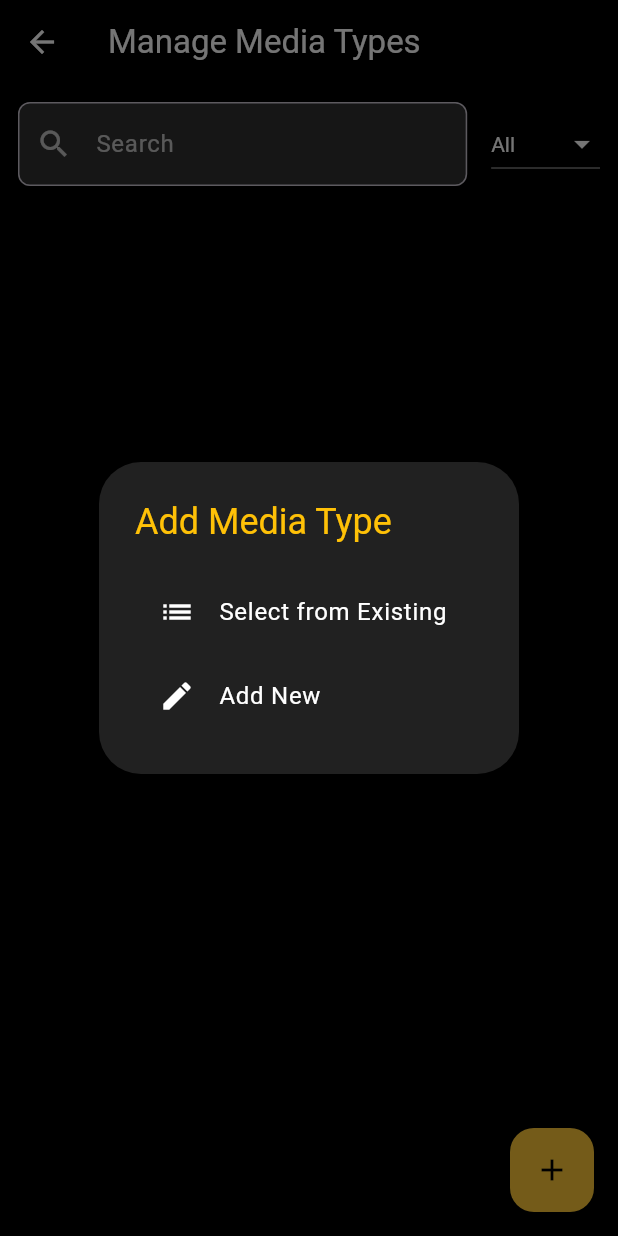
After one commit to notetechrepositories/VoiceFirstMobileApplication, a Flutter app: the ManageCompanyMediaTypePage screen opened by its route, after a tap on the "add" icon, on a phone screen of 412 x 824 dp. The commit adds this screen. Run offline on Flutter 3.47's test engine with Material 3 defaults, Android fonts, the phone set to English and light mode, and no system bars; our stand-ins replace dio, file_picker, flutter_secure_storage, google_sign_in, introduction_screen, speech_to_text; missing offline and left inert: mobile_scanner; accounts and stored records are empty; network calls fail.

Commit message:
small changes

```diff
--- /dev/null
+++ b/lib/Models/company_media_type.dart
@@ -0,0 +1,33 @@
+class CompanyMediaTypeModel {
+  final String id;
+  final String? mediaTypeId; // Can be null
+  final String companyDescription;
+  final bool status;
+
+  CompanyMediaTypeModel({
+    required this.id,
+    this.mediaTypeId,
+    required this.companyDescription,
+    required this.status,
+  });
+
+  // Factory method to convert JSON response into CompanyMediaTypeModel
+  factory CompanyMediaTypeModel.fromJson(Map<String, dynamic> json) {
+    return CompanyMediaTypeModel(
+      id: json['id'] as String,
+      mediaTypeId: json['mediaTypeId'] as String?, // Ensure this is nullable
+      companyDescription: json['companyDescription'] as String,
+      status: json['status'] as bool,
+    );
+  }
+
+  // Method to convert CompanyMediaTypeModel back to JSON for API requests
+  Map<String, dynamic> toJson() {
+    return {
+      'id': id,
+      'mediaTypeId': mediaTypeId,
+      'companyDescription': companyDescription,
+      'status': status,
+    };
+  }
+}
--- a/lib/Views/AdminSide/MediaType/add_media_type.dart
+++ b/lib/Views/AdminSide/MediaType/add_media_type.dart
@@ -26,7 +26,10 @@ class _ManageMediaTypePageState extends State<ManageMediaTypePage> {
 
   Future<void> _fetchMediaTypes() async {
     try {
-      final res = await _dio.get('http://59.94.176.2:8022/api/media-type');
+      final res = await _dio.get(
+        '/media-type',
+        options: Options(extra: {'auth': 'company'}),
+      );
       if (res.statusCode == 200) {
         final List list = res.data['data'] as List? ?? [];
         setState(() {
--- /dev/null
+++ b/lib/Views/CompanySide/MediaType/media_type.dart
@@ -0,0 +1,365 @@
+import 'package:flutter/material.dart';
+import 'package:dio/dio.dart';
+import '../../../Core/Services/api_client.dart'; // Dio singleton with interceptor
+import '../../../Models/company_media_type.dart';
+import '../../../Models/media_type.dart'; // Model for Media Type
+
+class ManageCompanyMediaTypePage extends StatefulWidget {
+  @override
+  State<ManageCompanyMediaTypePage> createState() =>
+      _ManageCompanyMediaTypePageState();
+}
+
+class _ManageCompanyMediaTypePageState
+    extends State<ManageCompanyMediaTypePage> {
+  final Dio _dio = ApiClient().dio;
+
+  List<CompanyMediaTypeModel> _companyMediaTypes = [];
+  List<MediaTypeModel> _existingMediaTypes = [];
+  List<CompanyMediaTypeModel> _filtered = [];
+  final Set<String> _selectedIds = {}; // Track selected IDs
+
+  final _searchController = TextEditingController();
+  String _statusFilter = "All"; // Filter based on status
+  final _companyDescriptionController =
+      TextEditingController(); // For description
+
+  @override
+  void initState() {
+    super.initState();
+    _fetchCompanyMediaTypes(); // Load media types for the company
+    _fetchExistingMediaTypes(); // Fetch existing media types created by the admin
+  }
+
+  // Fetch media types for the company (media types created by the company)
+  Future<void> _fetchCompanyMediaTypes() async {
+    try {
+      final res = await _dio.get(
+        '/company-media-type', // Adjusted to match the correct API path
+        options: Options(extra: {'auth': 'company'}),
+      );
+      if (res.statusCode == 200) {
+        final List list = res.data['data'] as List? ?? [];
+        debugPrint(
+          'Fetched company media types: $list',
+        ); // Add this log to inspect the response
+        setState(() {
+          _companyMediaTypes = list.map((e) {
+            return CompanyMediaTypeModel.fromJson(
+              e,
+            ); // Safe parsing with the model
+          }).toList();
+        });
+      } else {
+        debugPrint(
+          'Error: Failed to fetch media types with status code: ${res.statusCode}',
+        );
+      }
+    } on DioException catch (e) {
+      debugPrint('Error loading media types: ${e.response?.data ?? e.message}');
+    }
+  }
+
+  // Fetch existing media types (media types created by the admin)
+  Future<void> _fetchExistingMediaTypes() async {
+    try {
+      final res = await _dio.get(
+        '/media-type', // Assuming this endpoint fetches admin-created media types
+        options: Options(extra: {'auth': 'company'}),
+      );
+      if (res.statusCode == 200) {
+        final List list = res.data['data'] as List? ?? [];
+        setState(() {
+          _existingMediaTypes = list
+              .map((e) => MediaTypeModel.fromJson(e))
+              .toList();
+        });
+      }
+    } on DioException catch (e) {
+      debugPrint(
+        'Existing Media Type load error: ${e.response?.data ?? e.message}',
+      );
+    }
+  }
+
+  // Apply filters for media types
+  void _applyFilters() {
+    setState(() {
+      _filtered = _companyMediaTypes.where((item) {
+        final matchesText = item.companyDescription.toLowerCase().contains(
+          _searchController.text.toLowerCase(),
+        );
+        final matchesStatus =
+            _statusFilter == 'All' ||
+            (_statusFilter == 'Active' && item.status) ||
+            (_statusFilter == 'Inactive' && !item.status);
+        return matchesText && matchesStatus;
+      }).toList();
+    });
+  }
+
+  // Action for selecting media type
+  void _toggleSelection(String id) {
+    setState(() {
+      if (_selectedIds.contains(id)) {
+        _selectedIds.remove(id);
+      } else {
+        _selectedIds.add(id);
+      }
+    });
+  }
+
+  // Handle adding a new media type for the company
+  Future<void> _addCompanyMediaType() async {
+    if (_selectedIds.isEmpty || _companyDescriptionController.text.isEmpty) {
+      ScaffoldMessenger.of(context).showSnackBar(
+        const SnackBar(
+          content: Text("Please select a media type and add a description"),
+        ),
+      );
+      return;
+    }
+
+    try {
+      final mediaTypeId =
+          _selectedIds.first; // Assume the company selects only one media type
+      final companyDescription = _companyDescriptionController.text.trim();
+
+      // POST request to create the new media type for the company
+      final res = await _dio.post(
+        '/company-media-type',
+        data: {
+          "mediaTypeId": mediaTypeId,
+          "companyDescription": companyDescription,
+        },
+      );
+
+      if (res.statusCode == 200 && res.data['isSuccess']) {
+        // Successfully added the media type for the company
+        ScaffoldMessenger.of(context).showSnackBar(
+          const SnackBar(
+            content: Text("Media Type added successfully for the company"),
+          ),
+        );
+        await _fetchCompanyMediaTypes(); // Refresh the media types
+      } else {
+        // Failed to create the media type
+        final msg = res.data['message'] ?? 'Failed to add media type';
+        ScaffoldMessenger.of(
+          context,
+        ).showSnackBar(SnackBar(content: Text(msg)));
+      }
+    } on DioException catch (e) {
+      final msg = e.response?.data?['message'] ?? 'Failed to add media type';
+      ScaffoldMessenger.of(context).showSnackBar(SnackBar(content: Text(msg)));
+    }
+  }
+
+  // Show the dialog for choosing between adding new or selecting existing media type
+  void _showChoiceDialog(BuildContext ctx) {
+    showDialog(
+      context: ctx,
+      builder: (_) => AlertDialog(
+        backgroundColor: Colors.grey[900],
+        title: const Text(
+          'Add Media Type',
+          style: TextStyle(color: Colors.amber),
+        ),
+        content: Column(
+          mainAxisSize: MainAxisSize.min,
+          children: [
+            ListTile(
+              leading: const Icon(Icons.list, color: Colors.white),
+              title: const Text(
+                'Select from Existing',
+                style: TextStyle(color: Colors.white),
+              ),
+              onTap: () {
+                Navigator.pop(ctx);
+                _showSelectExistingDialog(ctx); // Show the existing media types
+              },
+            ),
+            ListTile(
+              leading: const Icon(Icons.create, color: Colors.white),
+              title: const Text(
+                'Add New',
+                style: TextStyle(color: Colors.white),
+              ),
+              onTap: () {
+                Navigator.pop(ctx);
+                _showAddNewDialog(
+                  ctx,
+                ); // Show the dialog to add a new media type
+              },
+            ),
+          ],
+        ),
+      ),
+    );
+  }
+
+  // Show the dialog to select an existing media type
+  void _showSelectExistingDialog(BuildContext ctx) {
+    showDialog(
+      context: ctx,
+      builder: (_) => AlertDialog(
+        backgroundColor: Colors.grey[900],
+        title: const Text(
+          'Select Media Type',
+          style: TextStyle(color: Colors.amber),
+        ),
+        content: SingleChildScrollView(
+          child: Column(
+            children: _existingMediaTypes
+                .map(
+                  (e) => ListTile(
+                    title: Text(
+                      e.description,
+                      style: const TextStyle(color: Colors.white),
+                    ),
+                    onTap: () {
+                      setState(() {
+                        _selectedIds.add(e.id);
+                      });
+                      Navigator.pop(ctx);
+                    },
+                  ),
+                )
+                .toList(),
+          ),
+        ),
+      ),
+    );
+  }
+
+  // Show the dialog to add a new media type
+  void _showAddNewDialog(BuildContext ctx) {
+    showDialog(
+      context: ctx,
+      builder: (_) => AlertDialog(
+        backgroundColor: Colors.grey[900],
+        title: const Text(
+          'Add New Media Type',
+          style: TextStyle(color: Colors.amber),
+        ),
+        content: Column(
+          children: [
+            TextField(
+              controller: _companyDescriptionController,
+              style: const TextStyle(color: Colors.white),
+              decoration: InputDecoration(
+                labelText: 'Description',
+                labelStyle: TextStyle(color: Colors.white70),
+                filled: true,
+                fillColor: Colors.grey[850],
+                border: OutlineInputBorder(
+                  borderRadius: BorderRadius.circular(8),
+                ),
+              ),
+            ),
+            const SizedBox(height: 20),
+            ElevatedButton(
+              onPressed: () {
+                Navigator.pop(ctx);
+                _addCompanyMediaType(); // Add the media type
+              },
+              style: ElevatedButton.styleFrom(
+                foregroundColor: Colors.black,
+                backgroundColor: Colors.amber,
+              ),
+              child: const Text('Add Media Type'),
+            ),
+          ],
+        ),
+      ),
+    );
+  }
+
+  @override
+  Widget build(BuildContext context) {
+    return Scaffold(
+      backgroundColor: Colors.black,
+      appBar: AppBar(
+        title: const Text('Manage Media Types'),
+        backgroundColor: Colors.black,
+        foregroundColor: Colors.white,
+      ),
+      floatingActionButton: FloatingActionButton(
+        onPressed: () => _showChoiceDialog(context),
+        backgroundColor: const Color(0xFFFCC737),
+        foregroundColor: Colors.black,
+        child: const Icon(Icons.add),
+      ),
+      body: Padding(
+        padding: const EdgeInsets.all(12),
+        child: Column(
+          children: [
+            Row(
+              children: [
+                Expanded(
+                  child: TextField(
+                    controller: _searchController,
+                    style: const TextStyle(color: Colors.white),
+                    onChanged: (_) => _applyFilters(),
+                    decoration: InputDecoration(
+                      hintText: "Search",
+                      hintStyle: const TextStyle(color: Colors.white70),
+                      prefixIcon: const Icon(
+                        Icons.search,
+                        color: Colors.white70,
+                      ),
+                      filled: true,
+                      fillColor: Colors.grey[850],
+                      border: OutlineInputBorder(
+                        borderRadius: BorderRadius.circular(8),
+                      ),
+                    ),
+                  ),
+                ),
+                const SizedBox(width: 16),
+                DropdownButton<String>(
+                  dropdownColor: Colors.grey[900],
+                  value: _statusFilter,
+                  iconEnabledColor: Colors.white,
+                  style: const TextStyle(color: Colors.white),
+                  items: ['All', 'Active', 'Inactive']
+                      .map((e) => DropdownMenuItem(value: e, child: Text(e)))
+                      .toList(),
+                  onChanged: (val) {
+                    setState(() => _statusFilter = val!);
+                    _applyFilters();
+                  },
+                ),
+              ],
+            ),
+            const SizedBox(height: 12),
+            Expanded(
+              child: _filtered.isEmpty
+                  ? const Center(
+                      child: Text(
+                        'No Media Types Found',
+                        style: TextStyle(color: Colors.white70),
+                      ),
+                    )
+                  : ListView.builder(
+                      itemCount: _filtered.length,
+                      itemBuilder: (ctx, i) {
+                        final media = _filtered[i];
+                        return Card(
+                          color: Colors.grey[900],
+                          child: ListTile(
+                            title: Text(
+                              media.companyDescription,
+                              style: const TextStyle(color: Colors.white),
+                            ),
+                          ),
+                        );
+                      },
+                    ),
+            ),
+          ],
+        ),
+      ),
+    );
+  }
+}
--- a/lib/main.dart
+++ b/lib/main.dart
@@ -9,6 +9,7 @@ import 'package:voicefirst/Views/Splash/splash_screen.dart';
 import 'Views/AdminSide/AnswerType/answer_type.dart';
 import 'Views/AdminSide/BusinessActivty/admin_business_activity.dart';
 import 'Views/AdminSide/MediaType/add_media_type.dart';
+import 'Views/CompanySide/MediaType/media_type.dart';
 import 'Views/Dashboard/user_home_screen.dart';
 
 void main() {
@@ -59,6 +60,7 @@ class MyApp extends StatelessWidget {
         "system-issue-type": (context) => ManageIssueTypeScreen(),
         "answer-type": (context) => CompanyAnswerType(),
         "system-media-type": (context) => ManageMediaTypePage(),
+        "media-type": (context) => ManageCompanyMediaTypePage(),
       },
     );
   }
```
